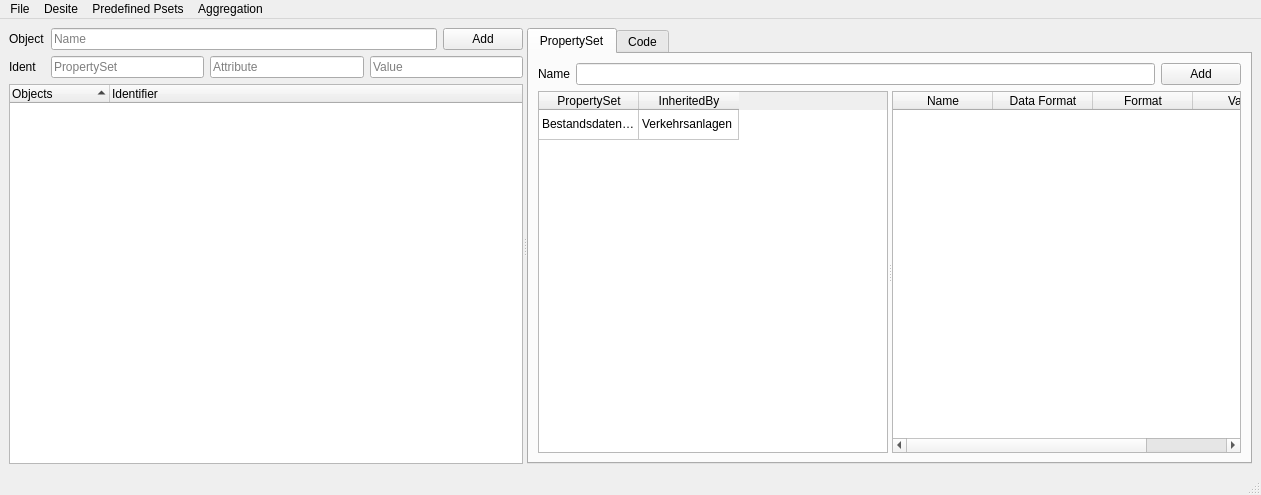
Old version of the form src/som_gui/qt_designs/MainWindow.ui in the repository c-mellueh/SOM-Toolkit.
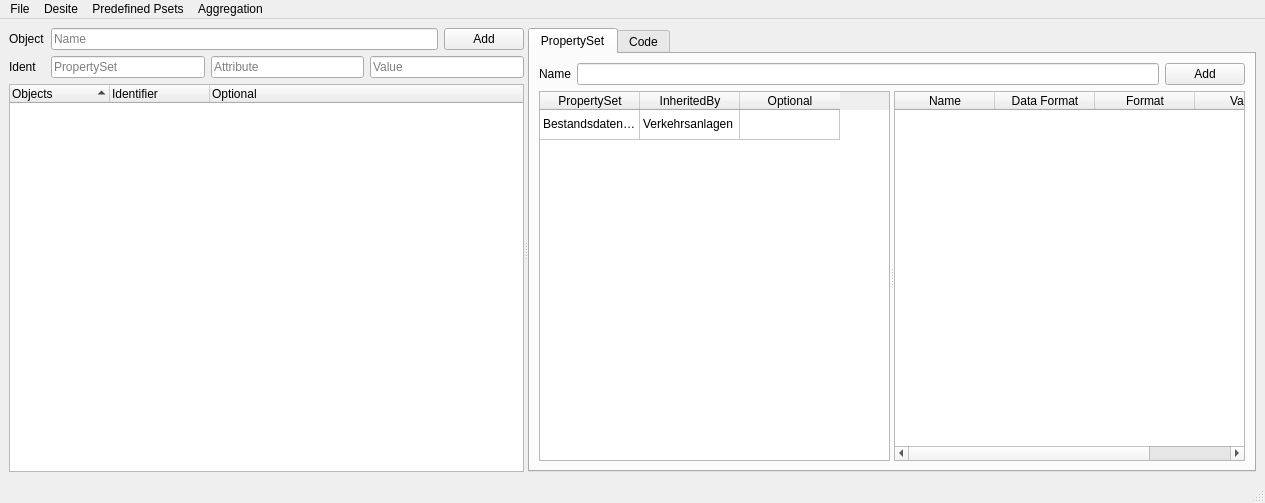
New version of the form.

Commit message: add Optional for ProperySet and Object

The edit to the form file:
```diff
--- a/src/som_gui/qt_designs/MainWindow.ui
+++ b/src/som_gui/qt_designs/MainWindow.ui
@@ -6,8 +6,8 @@
    <rect>
     <x>0</x>
     <y>0</y>
-    <width>1261</width>
-    <height>495</height>
+    <width>1265</width>
+    <height>503</height>
    </rect>
   </property>
   <property name="minimumSize">
@@ -184,6 +184,11 @@
             <string>Identifier</string>
            </property>
           </column>
+          <column>
+           <property name="text">
+            <string>Optional</string>
+           </property>
+          </column>
          </widget>
         </item>
        </layout>
@@ -260,6 +265,11 @@
               <string>InheritedBy</string>
              </property>
             </column>
+            <column>
+             <property name="text">
+              <string>Optional</string>
+             </property>
+            </column>
             <item row="0" column="0">
              <property name="text">
               <string>BestandsdatenqVerkehrsanlagen</string>
@@ -655,7 +665,7 @@
     <rect>
      <x>0</x>
      <y>0</y>
-     <width>1261</width>
+     <width>1265</width>
      <height>22</height>
     </rect>
    </property>
```
The commit also changes 5 other files.
